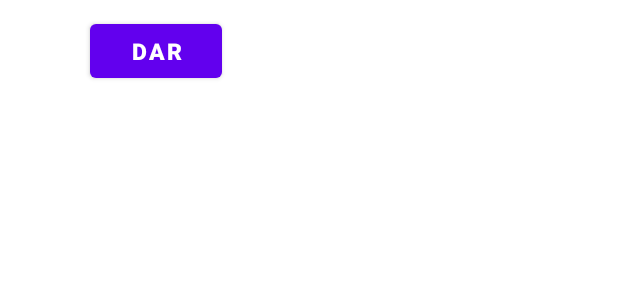
After one commit to ElSeVa/Tesis_EstacionAPP, an Android app: the layout list_item_promotion.xml on its own in the app's theme, with its tools: preview values and no code run, on a phone screen of 412 x 824 dp. The commit adds this screen. Shown: the top 300 px of the screen. Run offline under Robolectric (Android 15) with nearby library versions, the phone set to English and light mode, and no system bars.

Commit message:
Implementando ExpandableListView

```diff
--- a/app/src/main/res/layout/fragment_give_promotion.xml
+++ b/app/src/main/res/layout/fragment_give_promotion.xml
@@ -3,7 +3,7 @@
     android:layout_width="match_parent"
     android:layout_height="match_parent"
     android:orientation="vertical">
-    <ListView
+    <ExpandableListView
         android:id="@+id/listPromo"
         android:layout_width="match_parent"
         android:layout_height="match_parent"/>
--- /dev/null
+++ b/app/src/main/res/layout/list_item_promotion.xml
@@ -0,0 +1,27 @@
+<?xml version="1.0" encoding="utf-8"?>
+<LinearLayout
+    xmlns:android="http://schemas.android.com/apk/res/android"
+    android:layout_width="match_parent"
+    android:layout_height="match_parent"
+    android:orientation="horizontal"
+    android:padding="10dp"
+    android:background="@color/white">
+
+    <TextView
+        android:layout_width="wrap_content"
+        android:layout_height="wrap_content"
+        android:id="@+id/list_frecuencia"
+        android:textSize="20sp"
+        android:textStyle="bold"
+        android:paddingStart="30dp"/>
+    <Button
+        android:layout_width="wrap_content"
+        android:layout_height="wrap_content"
+        android:id="@+id/btn_list_give"
+        android:textSize="15sp"
+        android:textStyle="bold"
+        android:text="Dar"
+        android:layout_marginStart="20dp"/>
+
+
+</LinearLayout>
```
Also changed, not shown: app/src/main/java/com/example/myapplication/AdapterBasePromo.java (+61 -20 lines), app/src/main/java/com/example/myapplication/ui/promotions/GivePromotionFragment.java (+11 -3 lines), app/src/main/res/layout/list_group_promotion.xml (added, +24 -0 lines).
